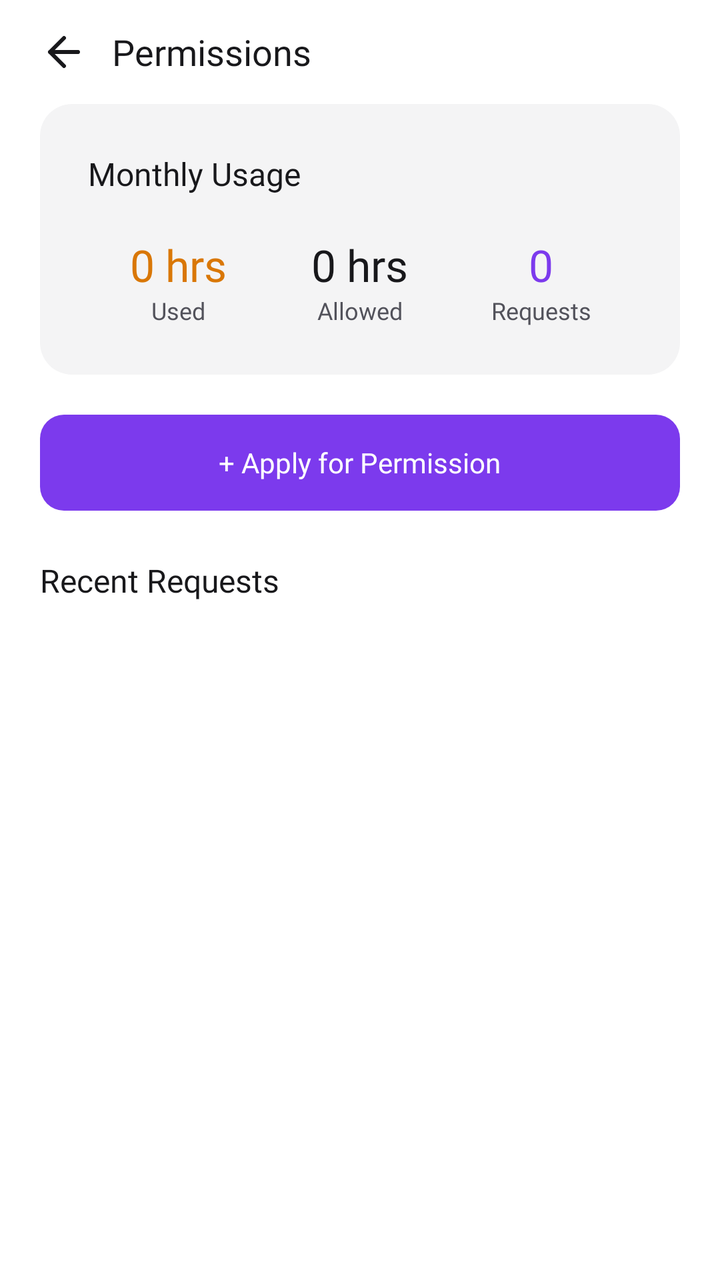
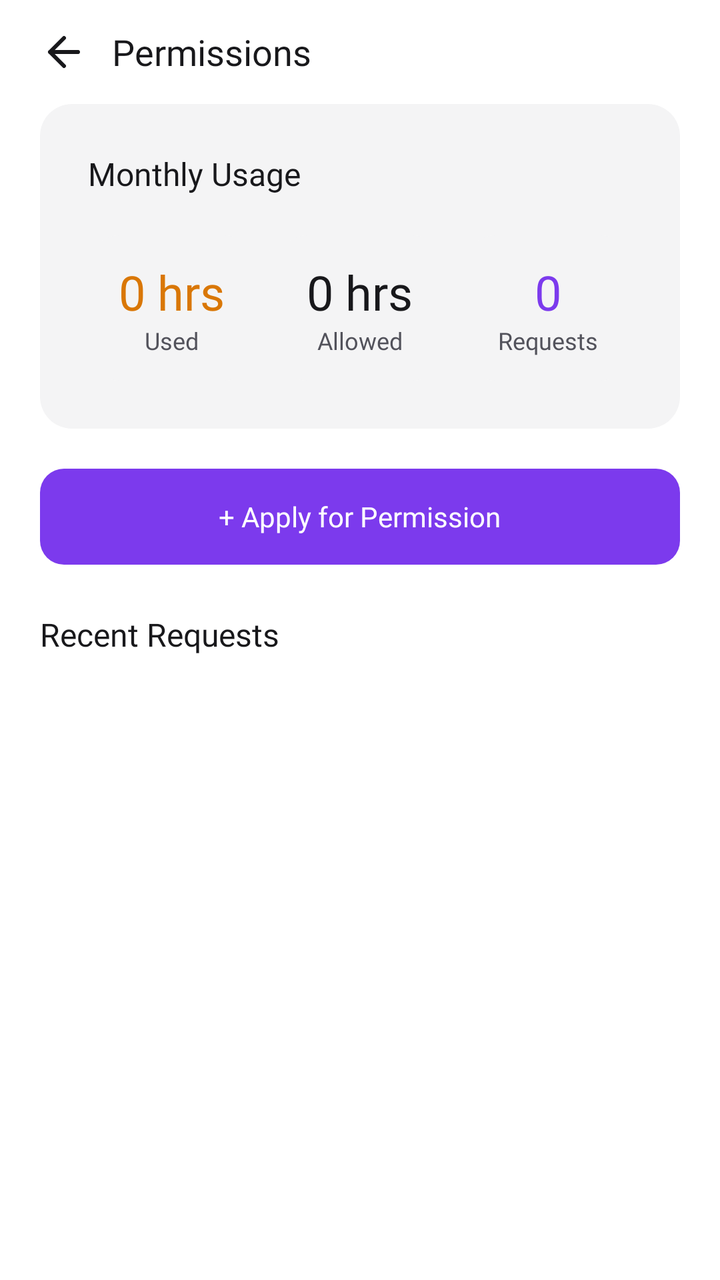

Screens rendered from an Android XML layout before and after an edit, with the pre-edit source and the edit as a unified diff.
<!-- AndroidManifest.xml: application theme Theme.Mconnect -->
<!-- res/layout/fragment_permissions.xml -->
<?xml version="1.0" encoding="utf-8"?>
<LinearLayout xmlns:android="http://schemas.android.com/apk/res/android"
    xmlns:app="http://schemas.android.com/apk/res-auto"
    android:layout_width="match_parent"
    android:layout_height="match_parent"
    android:background="?attr/colorSurfacePrimary"
    android:orientation="vertical">

    
    <LinearLayout
        android:layout_width="match_parent"
        android:layout_height="52dp"
        android:gravity="center_vertical"
        android:paddingHorizontal="20dp">

        <ImageView
            android:id="@+id/btnBack"
            android:layout_width="24dp"
            android:layout_height="24dp"
            android:src="@drawable/ic_arrow_left"
            android:contentDescription="Back"
            android:clickable="true"
            android:focusable="true"
            app:tint="?attr/colorForegroundPrimary" />

        <TextView
            android:id="@+id/tvHeaderTitle"
            android:layout_width="wrap_content"
            android:layout_height="wrap_content"
            android:layout_marginStart="12dp"
            android:fontFamily="@font/inter_bold"
            android:text="Permissions"
            android:textColor="?attr/colorForegroundPrimary"
            android:textSize="18sp" />
    </LinearLayout>

    <ScrollView
        android:layout_width="match_parent"
        android:layout_height="0dp"
        android:layout_weight="1"
        android:fillViewport="true">

        <LinearLayout
            android:layout_width="match_parent"
            android:layout_height="wrap_content"
            android:orientation="vertical"
            android:paddingHorizontal="20dp"
            android:paddingBottom="24dp">

            
            <LinearLayout
                android:layout_width="match_parent"
                android:layout_height="wrap_content"
                android:background="@drawable/bg_stat_card"
                android:orientation="vertical"
                android:padding="24dp">

                <LinearLayout
                    android:layout_width="match_parent"
                    android:layout_height="wrap_content"
                    android:gravity="center_vertical">

                    <TextView
                        android:layout_width="0dp"
                        android:layout_height="wrap_content"
                        android:layout_weight="1"
                        android:fontFamily="@font/inter_semibold"
                        android:text="Monthly Usage"
                        android:textColor="?attr/colorForegroundPrimary"
                        android:textSize="16sp" />

                    <TextView
                        android:id="@+id/tvMonth"
                        android:layout_width="wrap_content"
                        android:layout_height="wrap_content"
                        android:fontFamily="@font/inter_medium"
                        android:textColor="?attr/colorWarning"
                        android:textSize="13sp" />
                </LinearLayout>

                <LinearLayout
                    android:layout_width="match_parent"
                    android:layout_height="wrap_content"
                    android:layout_marginTop="20dp">

                    <LinearLayout
                        android:layout_width="0dp"
                        android:layout_height="wrap_content"
                        android:layout_weight="1"
                        android:gravity="center_horizontal"
                        android:orientation="vertical">

                        <TextView
                            android:id="@+id/tvUsedHours"
                            android:layout_width="wrap_content"
                            android:layout_height="wrap_content"
                            android:fontFamily="@font/inter_bold"
                            android:text="0 hrs"
                            android:textColor="?attr/colorWarning"
                            android:textSize="22sp" />

                        <TextView
                            android:layout_width="wrap_content"
                            android:layout_height="wrap_content"
                            android:fontFamily="@font/inter_regular"
                            android:text="Used"
                            android:textColor="?attr/colorForegroundSecondary"
                            android:textSize="12sp" />
                    </LinearLayout>

                    <LinearLayout
                        android:layout_width="0dp"
                        android:layout_height="wrap_content"
                        android:layout_weight="1"
                        android:gravity="center_horizontal"
                        android:orientation="vertical">

                        <TextView
                            android:id="@+id/tvAllowedHours"
                            android:layout_width="wrap_content"
                            android:layout_height="wrap_content"
                            android:fontFamily="@font/inter_bold"
                            android:text="0 hrs"
                            android:textColor="?attr/colorForegroundPrimary"
                            android:textSize="22sp" />

                        <TextView
                            android:layout_width="wrap_content"
                            android:layout_height="wrap_content"
                            android:fontFamily="@font/inter_regular"
                            android:text="Allowed"
                            android:textColor="?attr/colorForegroundSecondary"
                            android:textSize="12sp" />
                    </LinearLayout>

                    <LinearLayout
                        android:layout_width="0dp"
                        android:layout_height="wrap_content"
                        android:layout_weight="1"
                        android:gravity="center_horizontal"
                        android:orientation="vertical">

                        <TextView
                            android:id="@+id/tvRequestCount"
                            android:layout_width="wrap_content"
                            android:layout_height="wrap_content"
                            android:fontFamily="@font/inter_bold"
                            android:text="0"
                            android:textColor="?attr/colorAccentPrimary"
                            android:textSize="22sp" />

                        <TextView
                            android:layout_width="wrap_content"
                            android:layout_height="wrap_content"
                            android:fontFamily="@font/inter_regular"
                            android:text="Requests"
                            android:textColor="?attr/colorForegroundSecondary"
                            android:textSize="12sp" />
                    </LinearLayout>
                </LinearLayout>
            </LinearLayout>

            
            <FrameLayout
                android:id="@+id/btnApplyPermission"
                android:layout_width="match_parent"
                android:layout_height="48dp"
                android:layout_marginTop="20dp"
                android:background="@drawable/bg_button_primary"
                android:clickable="true"
                android:focusable="true">

                <TextView
                    android:layout_width="wrap_content"
                    android:layout_height="wrap_content"
                    android:layout_gravity="center"
                    android:fontFamily="@font/inter_semibold"
                    android:text="+ Apply for Permission"
                    android:textColor="?attr/colorForegroundInverse"
                    android:textSize="14sp" />
            </FrameLayout>

            
            <LinearLayout
                android:layout_width="match_parent"
                android:layout_height="wrap_content"
                android:layout_marginTop="24dp"
                android:gravity="center_vertical">

                <TextView
                    android:id="@+id/tvSectionTitle"
                    android:layout_width="0dp"
                    android:layout_height="wrap_content"
                    android:layout_weight="1"
                    android:fontFamily="@font/inter_semibold"
                    android:text="Recent Requests"
                    android:textColor="?attr/colorForegroundPrimary"
                    android:textSize="16sp" />
            </LinearLayout>

            <LinearLayout
                android:id="@+id/permissionList"
                android:layout_width="match_parent"
                android:layout_height="wrap_content"
                android:layout_marginTop="12dp"
                android:orientation="vertical" />

            <TextView
                android:id="@+id/tvEmpty"
                android:layout_width="match_parent"
                android:layout_height="wrap_content"
                android:gravity="center"
                android:padding="32dp"
                android:fontFamily="@font/inter_regular"
                android:text="No permission records yet"
                android:textColor="?attr/colorForegroundMuted"
                android:textSize="14sp"
                android:visibility="gone" />

        </LinearLayout>
    </ScrollView>
</LinearLayout>
<!-- resources referenced by this layout -->
<resources>
  <!-- drawable bg_button_primary (drawable) -->
  <?xml version="1.0" encoding="utf-8"?>
  <ripple xmlns:android="http://schemas.android.com/apk/res/android"
      android:color="#30FFFFFF">
      <item>
          <shape android:shape="rectangle">
              <solid android:color="?attr/colorAccentPrimary" />
              <corners android:radius="@dimen/button_corner" />
          </shape>
      </item>
  </ripple>
  <!-- drawable bg_stat_card (drawable) -->
  <?xml version="1.0" encoding="utf-8"?>
  <shape xmlns:android="http://schemas.android.com/apk/res/android"
      android:shape="rectangle">
      <solid android:color="?attr/colorSurfaceSecondary" />
      <corners android:radius="16dp" />
  </shape>
  <!-- drawable ic_arrow_left (drawable) -->
  <vector xmlns:android="http://schemas.android.com/apk/res/android"
      android:width="24dp"
      android:height="24dp"
      android:viewportWidth="24"
      android:viewportHeight="24">
      <path
          android:pathData="M19,12H5M12,19l-7,-7 7,-7"
          android:strokeWidth="2"
          android:fillColor="#00000000"
          android:strokeColor="#FFFFFF"
          android:strokeLineCap="round"
          android:strokeLineJoin="round" />
  </vector>
  <dimen name="button_corner">12dp</dimen>
  <color name="lt_accent_primary">#FF7C3AED</color>
  <color name="lt_accent_secondary">#FFA855F7</color>
  <color name="lt_foreground_inverse">#FFFFFFFF</color>
  <color name="lt_surface_primary">#FFFFFFFF</color>
  <color name="lt_surface_secondary">#FFF4F4F5</color>
  <color name="lt_foreground_primary">#FF18181B</color>
  <color name="lt_accent_primary_hover">#FF6D28D9</color>
  <color name="lt_surface_tertiary">#FFE4E4E7</color>
  <color name="lt_surface_inverse">#FF18181B</color>
  <color name="lt_foreground_secondary">#FF52525B</color>
  <color name="lt_foreground_muted">#FFA1A1AA</color>
  <color name="lt_border">#FFE4E4E7</color>
  <color name="lt_border_light">#FFF4F4F5</color>
  <color name="lt_error">#FFDC2626</color>
  <color name="lt_success">#FF16A34A</color>
  <color name="lt_warning">#FFD97706</color>
  <color name="lt_info">#FF2563EB</color>
  <color name="lt_accent_light">#FFEDE9FE</color>
  <color name="lt_success_light">#FFDCFCE7</color>
  <color name="lt_warning_light">#FFFEF3C7</color>
  <color name="lt_error_light">#FFFEE2E2</color>
  <color name="lt_info_light">#FFDBEAFE</color>
  <!-- unchanged entries left out for length: 1 -->
</resources>

<!-- the commit's change to res/layout/fragment_permissions.xml (unified diff, before → after) -->
@@ -49,6 +49,7 @@
 
             
             <LinearLayout
+                android:id="@+id/usageCard"
                 android:layout_width="match_parent"
                 android:layout_height="wrap_content"
                 android:background="@drawable/bg_stat_card"
@@ -74,21 +75,25 @@
                         android:layout_width="wrap_content"
                         android:layout_height="wrap_content"
                         android:fontFamily="@font/inter_medium"
-                        android:textColor="?attr/colorWarning"
+                        android:textColor="?attr/colorAccentPrimary"
                         android:textSize="13sp" />
                 </LinearLayout>
 
+                
                 <LinearLayout
                     android:layout_width="match_parent"
                     android:layout_height="wrap_content"
-                    android:layout_marginTop="20dp">
+                    android:layout_marginTop="20dp"
+                    android:orientation="horizontal">
 
                     <LinearLayout
                         android:layout_width="0dp"
                         android:layout_height="wrap_content"
                         android:layout_weight="1"
+                        android:background="@drawable/bg_stat_card"
                         android:gravity="center_horizontal"
-                        android:orientation="vertical">
+                        android:orientation="vertical"
+                        android:padding="12dp">
 
                         <TextView
                             android:id="@+id/tvUsedHours"
@@ -97,7 +102,7 @@
                             android:fontFamily="@font/inter_bold"
                             android:text="0 hrs"
                             android:textColor="?attr/colorWarning"
-                            android:textSize="22sp" />
+                            android:textSize="24sp" />
 
                         <TextView
                             android:layout_width="wrap_content"
@@ -111,9 +116,12 @@
                     <LinearLayout
                         android:layout_width="0dp"
                         android:layout_height="wrap_content"
-                        android:layout_weight="1"
+                        android:layout_marginStart="10dp"
+                        android:layout_weight="1"
+                        android:background="@drawable/bg_stat_card"
                         android:gravity="center_horizontal"
-                        android:orientation="vertical">
+                        android:orientation="vertical"
+                        android:padding="12dp">
 
                         <TextView
                             android:id="@+id/tvAllowedHours"
@@ -122,7 +130,7 @@
                             android:fontFamily="@font/inter_bold"
                             android:text="0 hrs"
                             android:textColor="?attr/colorForegroundPrimary"
-                            android:textSize="22sp" />
+                            android:textSize="24sp" />
 
                         <TextView
                             android:layout_width="wrap_content"
@@ -136,9 +144,12 @@
                     <LinearLayout
                         android:layout_width="0dp"
                         android:layout_height="wrap_content"
-                        android:layout_weight="1"
+                        android:layout_marginStart="10dp"
+                        android:layout_weight="1"
+                        android:background="@drawable/bg_stat_card"
                         android:gravity="center_horizontal"
-                        android:orientation="vertical">
+                        android:orientation="vertical"
+                        android:padding="12dp">
 
                         <TextView
                             android:id="@+id/tvRequestCount"
@@ -147,7 +158,7 @@
                             android:fontFamily="@font/inter_bold"
                             android:text="0"
                             android:textColor="?attr/colorAccentPrimary"
-                            android:textSize="22sp" />
+                            android:textSize="24sp" />
 
                         <TextView
                             android:layout_width="wrap_content"
